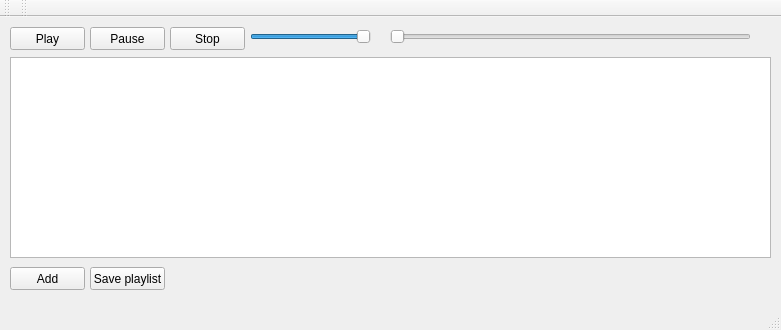
Before: the Qt Designer form mainwindow.ui in mszymanski90/MusicPlayerLinux, drawn with Qt 5.
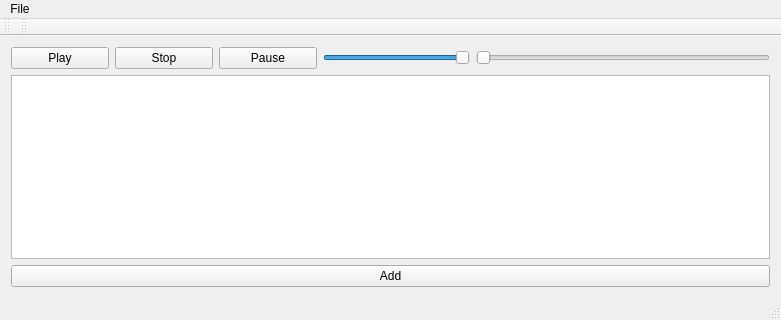
After: the same form once the commit is applied. Custom widgets are drawn as their Qt base class.

Commit message: Added playlist open save menu items; playlist now resizes with window

What changed in the file:
```diff
--- a/mainwindow.ui
+++ b/mainwindow.ui
@@ -7,61 +7,39 @@
     <x>0</x>
     <y>0</y>
     <width>781</width>
-    <height>330</height>
+    <height>320</height>
    </rect>
   </property>
   <property name="windowTitle">
    <string>MainWindow</string>
   </property>
   <widget class="QWidget" name="centralWidget">
-   <widget class="QPushButton" name="pauseBt">
-    <property name="geometry">
-     <rect>
-      <x>90</x>
-      <y>10</y>
-      <width>75</width>
-      <height>23</height>
-     </rect>
-    </property>
-    <property name="text">
-     <string>Pause</string>
-    </property>
-   </widget>
-   <widget class="QPushButton" name="stopBt">
-    <property name="geometry">
-     <rect>
-      <x>170</x>
-      <y>10</y>
-      <width>75</width>
-      <height>23</height>
-     </rect>
-    </property>
-    <property name="text">
-     <string>Stop</string>
-    </property>
-   </widget>
+   <layout class="QGridLayout" name="gridLayout">
+    <item row="0" column="0">
+     <layout class="QHBoxLayout" name="horizontalLayout" stretch="2,2,2,3,6">
+      <item>
    <widget class="QPushButton" name="playBt">
-    <property name="geometry">
-     <rect>
-      <x>10</x>
-      <y>10</y>
-      <width>75</width>
-      <height>23</height>
-     </rect>
-    </property>
     <property name="text">
      <string>Play</string>
     </property>
    </widget>
+      </item>
+      <item>
+       <widget class="QPushButton" name="stopBt">
+        <property name="text">
+         <string>Stop</string>
+        </property>
+       </widget>
+      </item>
+      <item>
+       <widget class="QPushButton" name="pauseBt">
+        <property name="text">
+         <string>Pause</string>
+        </property>
+       </widget>
+      </item>
+      <item>
    <widget class="QVolumeSlider" name="volumeSld">
-    <property name="geometry">
-     <rect>
-      <x>250</x>
-      <y>10</y>
-      <width>121</width>
-      <height>19</height>
-     </rect>
-    </property>
     <property name="minimum">
      <number>0</number>
     </property>
@@ -75,15 +53,9 @@
      <enum>Qt::Horizontal</enum>
     </property>
    </widget>
+      </item>
+      <item>
    <widget class="QSeekSlider" name="seekSld">
-    <property name="geometry">
-     <rect>
-      <x>390</x>
-      <y>10</y>
-      <width>361</width>
-      <height>19</height>
-     </rect>
-    </property>
     <property name="maximum">
      <number>99</number>
     </property>
@@ -91,42 +63,20 @@
      <enum>Qt::Horizontal</enum>
     </property>
    </widget>
+      </item>
+     </layout>
+    </item>
+    <item row="1" column="0">
+     <widget class="QTableView" name="playlist"/>
+    </item>
+    <item row="2" column="0">
    <widget class="QPushButton" name="addBt">
-    <property name="geometry">
-     <rect>
-      <x>10</x>
-      <y>250</y>
-      <width>75</width>
-      <height>23</height>
-     </rect>
-    </property>
     <property name="text">
      <string>Add</string>
     </property>
    </widget>
-   <widget class="QTableView" name="playlist">
-    <property name="geometry">
-     <rect>
-      <x>10</x>
-      <y>40</y>
-      <width>761</width>
-      <height>201</height>
-     </rect>
-    </property>
-   </widget>
-   <widget class="QPushButton" name="savePlaylistBt">
-    <property name="geometry">
-     <rect>
-      <x>90</x>
-      <y>250</y>
-      <width>75</width>
-      <height>23</height>
-     </rect>
-    </property>
-    <property name="text">
-     <string>Save playlist</string>
-    </property>
-   </widget>
+    </item>
+   </layout>
   </widget>
   <widget class="QMenuBar" name="menuBar">
    <property name="geometry">
@@ -137,6 +87,14 @@
      <height>21</height>
     </rect>
    </property>
+   <widget class="QMenu" name="menuFile">
+    <property name="title">
+     <string>File</string>
+    </property>
+    <addaction name="actionOpen_playlist"/>
+    <addaction name="actionSave_playlist"/>
+   </widget>
+   <addaction name="menuFile"/>
   </widget>
   <widget class="QToolBar" name="mainToolBar">
    <attribute name="toolBarArea">
```
Left out of the diff: 10 changed lines with no effect on the pictures. Lines whose indentation alone changed are shown as unchanged. The commit also changes 6 other files.
